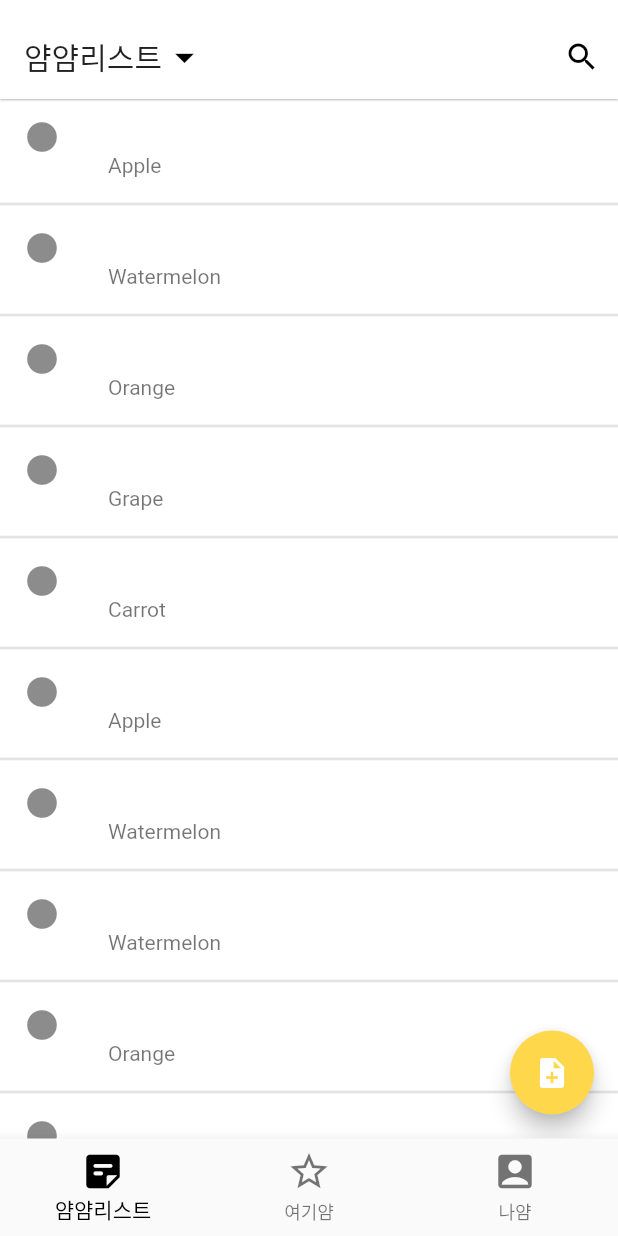
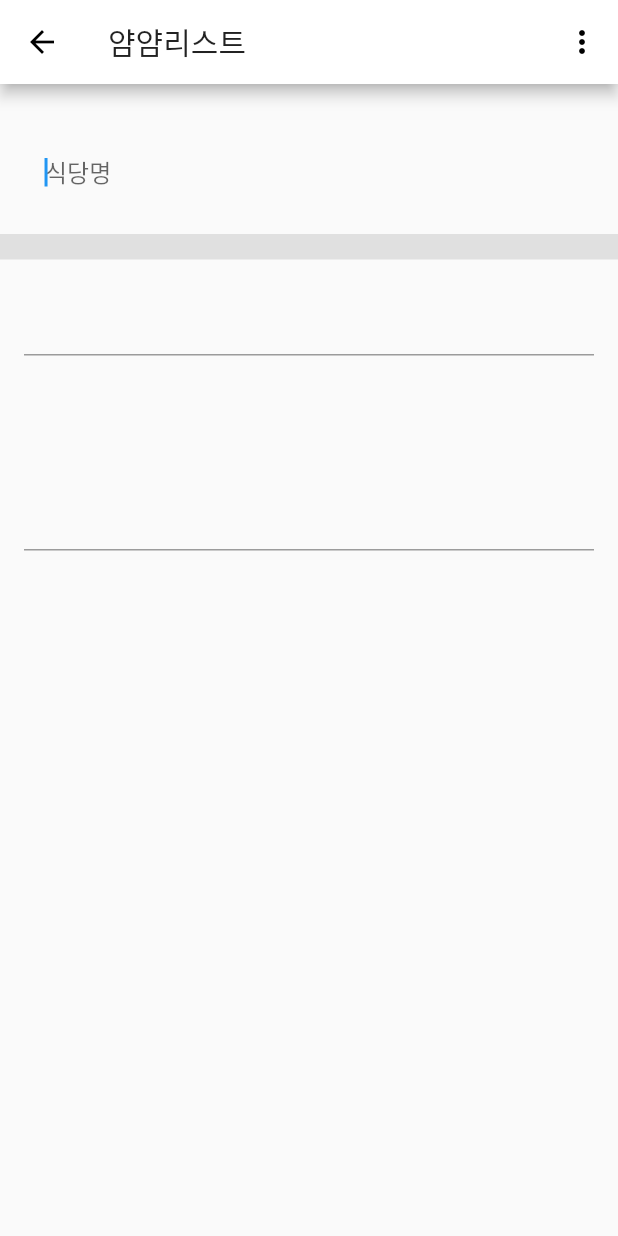
Before and after one commit to dcide6/mucketList_ui, a Flutter app: the screen it shows after launch, scrolled down 576 dp, after a tap on the "note add" icon, on a phone screen of 412 x 824 dp. Run offline on Flutter 3.47's test engine with Material 2 defaults, Android fonts, the phone set to English and light mode, and no system bars; drawn by our look-alikes of flutter_slidable; our stand-ins replace flutter_tags, get, sensors; missing offline and left inert: shake.

Commit message:
add listform

```diff
--- a/lib/home_page.dart
+++ b/lib/home_page.dart
@@ -35,7 +35,8 @@ class _HomePageState extends State<HomePage> {
   void initState() {
     super.initState();
     detector = ShakeDetector.autoStart(onPhoneShake: () {
-      Get.to(RandomPickDialog(pickedList: "햄버거", pickedListInfo: "맛있습니다"));
+      Get.to(
+          () => RandomPickDialog(pickedList: "햄버거", pickedListInfo: "맛있습니다"));
       // 왜 팝업 바깥화면이 검은색인지 모르겠습니다...
     });
   }
--- a/lib/screens/list_screen.dart
+++ b/lib/screens/list_screen.dart
@@ -5,7 +5,9 @@ import 'package:get/get.dart';
 import 'package:get/get_navigation/get_navigation.dart';
 import 'package:mklistui/constants/screen_size.dart';
 import 'package:mklistui/widgets/home_flexiable_appbar.dart';
+import 'package:mklistui/widgets/list_form.dart';
 import 'package:mklistui/widgets/mylist_card.dart';
+import 'package:mklistui/widgets/random_pick_dialog.dart';
 import 'package:mklistui/widgets/slidable_widget.dart';
 
 class ListScreen extends StatefulWidget {
@@ -87,7 +89,9 @@ class _ListScreenState extends State<ListScreen> {
           child: Icon(
             Icons.note_add,
           ),
-          onPressed: () {},
+          onPressed: () {
+            Get.to(() => ListForm());
+          },
         ),
       ),
     );
@@ -200,7 +204,9 @@ class _ListScreenState extends State<ListScreen> {
   Widget buildListTile(item) {
     return Container(
       child: ListTile(
-        onTap: () {},
+        onTap: () {
+          print(item);
+        },
         tileColor: Colors.white,
         leading: Icon(Icons.circle),
         subtitle: Text(item),
--- /dev/null
+++ b/lib/widgets/list_form.dart
@@ -0,0 +1,114 @@
+import 'package:flutter/material.dart';
+import 'package:flutter_tags/flutter_tags.dart';
+
+class ListForm extends StatefulWidget {
+  @override
+  _ListFormState createState() => _ListFormState();
+}
+
+class _ListFormState extends State<ListForm> {
+  List<String> _tagItems = [
+    "approval",
+    "pigeon",
+    "expenditure",
+    "compromise",
+    "citizen",
+    "inspire",
+    "relieve",
+    "grave",
+    "incredible",
+    "invasion",
+    "voucher",
+    "girl",
+    "relax",
+    "problem",
+    "queue",
+    "aviation",
+    "profile",
+    "palace",
+    "drive",
+    "money",
+    "revolutionary",
+    "string",
+    "detective",
+    "follow",
+    "text",
+    "bet",
+    "decade",
+    "means",
+    "gossip"
+  ];
+  TextEditingController _nameController = TextEditingController();
+  TextEditingController _foodController = TextEditingController();
+  TextEditingController _memoController = TextEditingController();
+
+  @override
+  void dispose() {
+    // TODO: implement dispose
+    super.dispose();
+  }
+
+  @override
+  Widget build(BuildContext context) {
+    return Scaffold(
+      appBar: AppBar(
+        title: Text("얌얌리스트"),
+        actions: [
+          PopupMenuButton(
+              icon: Icon(Icons.more_vert),
+              itemBuilder: (_) => [
+                    PopupMenuItem(child: Text('수정')),
+                    PopupMenuItem(child: Text('삭제')),
+                    PopupMenuItem(child: Text('공유하기')),
+                  ])
+        ],
+      ),
+      body: SingleChildScrollView(
+        child: Column(
+          children: [
+            ListTile(
+              contentPadding:
+                  EdgeInsets.symmetric(vertical: 30.0, horizontal: 30.0),
+              title: TextField(
+                controller: _nameController,
+                autofocus: true,
+                decoration: InputDecoration(
+                  hintText: "식당명",
+                  border: InputBorder.none,
+                ),
+              ),
+            ),
+            _devider(17),
+            Padding(
+              padding: const EdgeInsets.all(16.0),
+              child: TextFormField(
+                cursorColor: Colors.black54,
+                controller: _foodController,
+                decoration: InputDecoration(),
+              ),
+            ),
+            SizedBox(
+              height: 50.0,
+            ),
+            Padding(
+              padding: const EdgeInsets.all(16.0),
+              child: TextFormField(
+                cursorColor: Colors.black54,
+                controller: _memoController,
+                decoration: InputDecoration(),
+              ),
+            ),
+          ],
+        ),
+      ),
+    );
+  }
+}
+
+Divider _devider(double thickness) {
+  return Divider(
+    color: Colors.grey[300],
+    thickness: thickness,
+    height: 1,
+  );
+}
--- a/pubspec.yaml
+++ b/pubspec.yaml
@@ -32,6 +32,7 @@ dependencies:
   shake: ^0.1.0
   sensors: ^0.4.2+6
   flutter_slidable: ^0.5.7
+  flutter_tags: ^0.4.8+2
 
 
 dev_dependencies:
```
